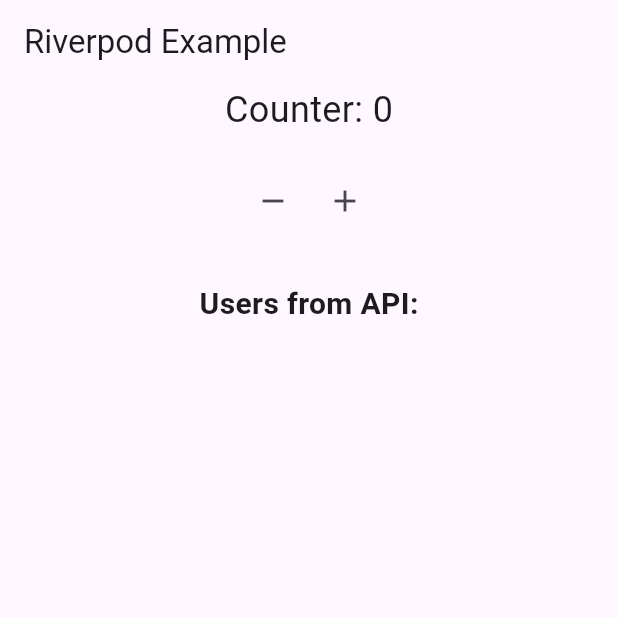
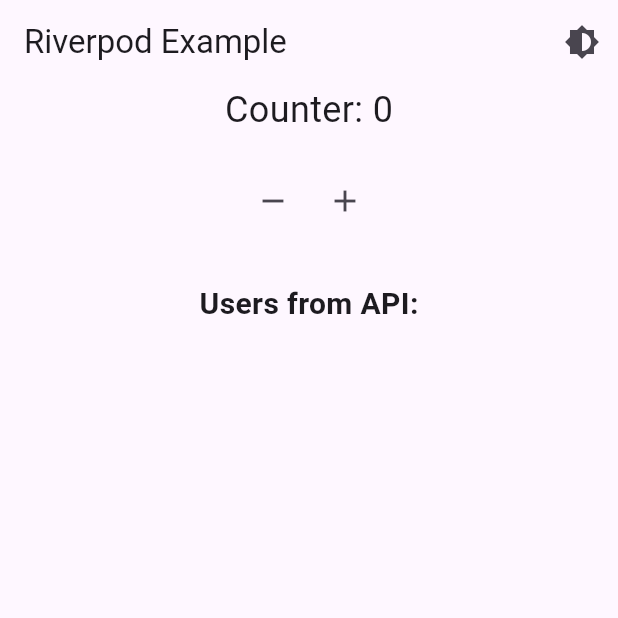
Before and after one commit to AhmadSubadri/starterkit-folder-project-flutter, a Flutter app: the screen it shows after launch, after a tap on the "remove" icon, after a tap on the "add" icon, on a phone screen of 412 x 824 dp, the top half of it. Run offline on Flutter 3.47's test engine with Material 3 defaults, Android fonts, the phone set to English and light mode, and no system bars; our stand-ins replace flutter_riverpod, shared_preferences; network calls fail.

Commit message:
shared save data and theme mode

```diff
--- a/lib/core/providers/counter_provider.dart
+++ b/lib/core/providers/counter_provider.dart
@@ -1,10 +1,30 @@
 import 'package:flutter_riverpod/flutter_riverpod.dart';
+import 'package:shared_preferences/shared_preferences.dart';
 
 class CounterNotifier extends StateNotifier<int> {
-  CounterNotifier() : super(0);
+  CounterNotifier() : super(0) {
+    _loadCounter();
+  }
 
-  void increment() => state++;
-  void decrement() => state--;
+  Future<void> _loadCounter() async {
+    final prefs = await SharedPreferences.getInstance();
+    state = prefs.getInt('counter') ?? 0;
+  }
+
+  Future<void> increment() async {
+    state++;
+    await _saveCounter();
+  }
+
+  Future<void> decrement() async {
+    state--;
+    await _saveCounter();
+  }
+
+  Future<void> _saveCounter() async {
+    final prefs = await SharedPreferences.getInstance();
+    await prefs.setInt('counter', state);
+  }
 }
 
 final counterProvider = StateNotifierProvider<CounterNotifier, int>(
--- /dev/null
+++ b/lib/core/theme/theme2_provider.dart
@@ -0,0 +1,17 @@
+import 'package:flutter/material.dart';
+import 'package:flutter_riverpod/flutter_riverpod.dart';
+
+class ThemeNotifier extends StateNotifier<ThemeMode> {
+  ThemeNotifier() : super(ThemeMode.light);
+
+  void toggleTheme() {
+    state = state == ThemeMode.light ? ThemeMode.dark : ThemeMode.light;
+  }
+}
+
+// Definisi provider
+final themeNotifierProvider = StateNotifierProvider<ThemeNotifier, ThemeMode>((
+  ref,
+) {
+  return ThemeNotifier();
+});
--- a/lib/main.dart
+++ b/lib/main.dart
@@ -1,20 +1,25 @@
 import 'package:flutter/material.dart';
 import 'package:flutter_riverpod/flutter_riverpod.dart';
+import 'package:myapp/core/theme/theme2_provider.dart';
 import 'presentation/screens/home_screen.dart';
 
 void main() {
   runApp(ProviderScope(child: MyApp()));
 }
 
-class MyApp extends StatelessWidget {
+class MyApp extends ConsumerWidget {
   const MyApp({super.key});
 
   @override
-  Widget build(BuildContext context) {
+  Widget build(BuildContext context, WidgetRef ref) {
+    final themeMode = ref.watch(themeNotifierProvider);
+
     return MaterialApp(
       debugShowCheckedModeBanner: false,
       title: 'Flutter Demo',
-      // routes: AppRoutes.routes,
+      theme: ThemeData.light(),
+      darkTheme: ThemeData.dark(),
+      themeMode: themeMode,
       home: HomeScreen(),
     );
   }
--- a/lib/presentation/screens/home_screen.dart
+++ b/lib/presentation/screens/home_screen.dart
@@ -1,5 +1,7 @@
 import 'package:flutter/material.dart';
 import 'package:flutter_riverpod/flutter_riverpod.dart';
+import 'package:myapp/core/theme/theme2_provider.dart';
+// import 'package:myapp/core/theme/theme2_provider.dart';
 import '../../core/providers/counter_provider.dart';
 import '../../core/providers/user_riverpod.dart';
 
@@ -12,7 +14,16 @@
     final userAsyncValue = ref.watch(userProvider);
 
     return Scaffold(
-      appBar: AppBar(title: Text('Riverpod Example')),
+      appBar: AppBar(
+        title: Text('Riverpod Example'),
+        actions: [
+          IconButton(
+            icon: Icon(Icons.brightness_6),
+            onPressed:
+                () => ref.read(themeNotifierProvider.notifier).toggleTheme(),
+          ),
+        ],
+      ),
       body: Column(
         children: [
           // Counter Section
```
Also changed, not shown: lib/core/providers/realtime_provider.dart (added, +7 -0 lines), lib/core/theme/theme_provider.dart (renamed from lib/core/theme/darklightmode.dart).
